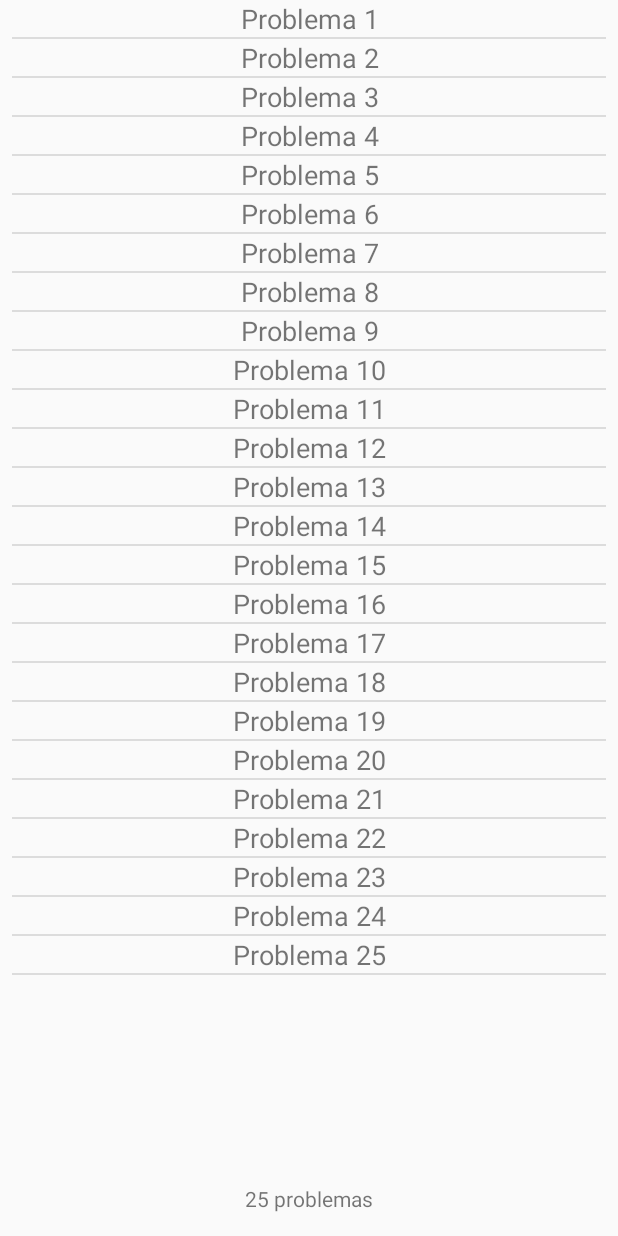
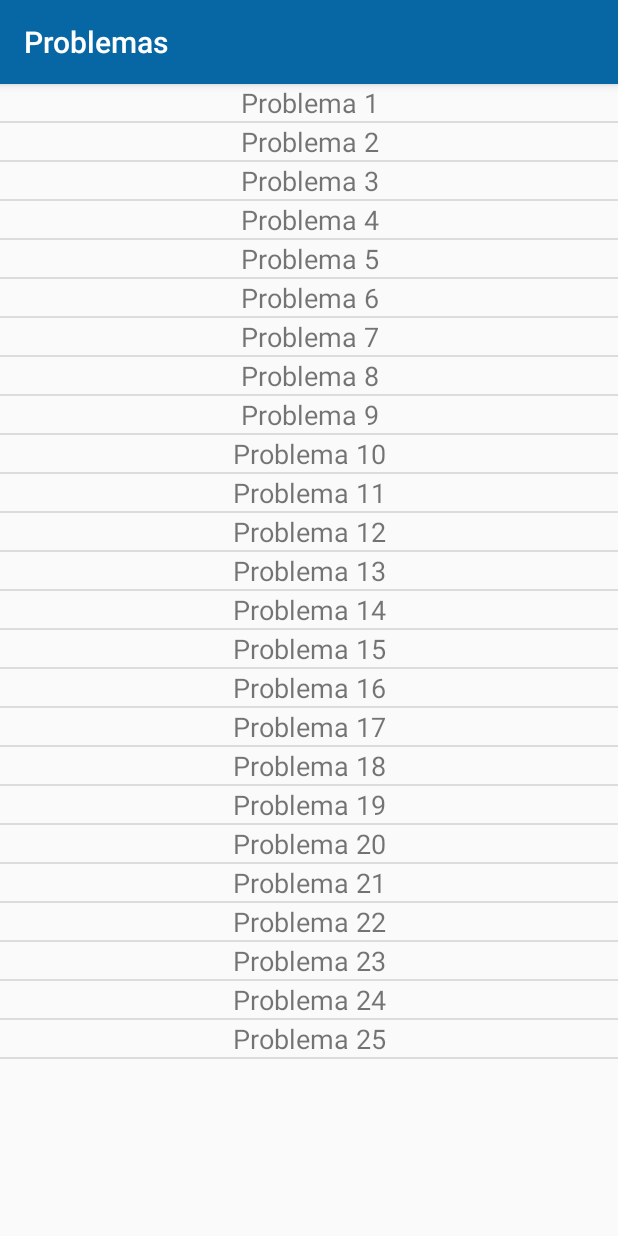
Before and after one commit to Starkblaze/OMMBC, an Android app: the List screen opened directly, with no data from a screen before it, on a phone screen of 412 x 824 dp. Run offline under Robolectric (Android 15) with nearby library versions, the phone set to English and light mode, and no system bars.

Commit message:
Mejoramiento Estilo

```diff
--- a/app/src/main/java/com/example/stark/ommbc/List.java
+++ b/app/src/main/java/com/example/stark/ommbc/List.java
@@ -1,17 +1,14 @@
 package com.example.stark.ommbc;
 
-import android.content.Context;
 import android.content.Intent;
+import android.support.v7.widget.Toolbar;
 import android.support.v7.app.AppCompatActivity;
 import android.os.Bundle;
 import android.view.View;
 import android.widget.AdapterView;
 import android.widget.ArrayAdapter;
-import android.widget.Button;
 import android.widget.ListView;
 import android.widget.TextView;
-import android.widget.Toast;
-
 import java.util.ArrayList;
 
 public class List extends AppCompatActivity {
@@ -20,12 +17,14 @@ public class List extends AppCompatActivity {
     protected void onCreate(Bundle savedInstanceState) {
         super.onCreate(savedInstanceState);
         setContentView(R.layout.activity_list);
+        Toolbar myToolbar = (Toolbar) findViewById(R.id.my_toolbar);
+        myToolbar.setTitle("Problemas");
+        setSupportActionBar(myToolbar);
         ArrayList<String> list = new ArrayList<String>();
         for(int i = 0; i < 25 ; i++){
             list.add("Problema "+(i+1));
         }
         ListView prob = (ListView)findViewById(R.id.problemas);
-        TextView nprob = (TextView)findViewById(R.id.nprob);
         final ArrayAdapter<String> adapter = new ArrayAdapter<String> (this,R.layout.mylist, list);
         prob.setAdapter(adapter);
         prob.setOnItemClickListener(new AdapterView.OnItemClickListener() {
@@ -41,6 +40,5 @@ public class List extends AppCompatActivity {
                 startActivity(pro);
             }
         });
-        nprob.setText(list.size()+" problemas");
     }
 }
--- a/app/src/main/java/com/example/stark/ommbc/MainActivity.java
+++ b/app/src/main/java/com/example/stark/ommbc/MainActivity.java
@@ -1,6 +1,7 @@
 package com.example.stark.ommbc;
 
 import android.content.Intent;
+import android.support.v7.app.ActionBar;
 import android.support.v7.app.AppCompatActivity;
 import android.os.Bundle;
 import android.view.View;
@@ -12,7 +13,6 @@ public class MainActivity extends AppCompatActivity {
     protected void onCreate(Bundle savedInstanceState) {
         super.onCreate(savedInstanceState);
         setContentView(R.layout.activity_main);
-
         Button b = (Button)findViewById(R.id.button);
         b.setOnClickListener(new View.OnClickListener() {
             @Override
--- a/app/src/main/res/layout/activity_list.xml
+++ b/app/src/main/res/layout/activity_list.xml
@@ -4,30 +4,33 @@
     xmlns:tools="http://schemas.android.com/tools"
     android:layout_width="match_parent"
     android:layout_height="match_parent"
-    tools:context="com.example.stark.ommbc.List">
+    tools:context="com.example.stark.ommbc.List"
+    tools:layout_editor_absoluteY="25dp">
 
-    <TextView
-        android:id="@+id/nprob"
-        android:layout_width="wrap_content"
-        android:layout_height="wrap_content"
-        android:layout_marginBottom="15dp"
-        android:text="Botones"
+    <android.support.v7.widget.Toolbar
+        android:id="@+id/my_toolbar"
+        android:layout_width="0dp"
+        android:layout_height="56dp"
+        android:background="#0767A4"
+        android:elevation="4dp"
+        android:theme="@style/ToolBarStyle"
+        app:layout_constraintBottom_toTopOf="@+id/problemas"
+        app:layout_constraintEnd_toEndOf="parent"
+        app:layout_constraintStart_toStartOf="parent"
+        app:layout_constraintTop_toTopOf="parent"
+        app:popupTheme="@style/ThemeOverlay.AppCompat.Light" />
+
+    <ListView
+        android:id="@+id/problemas"
+        android:layout_width="0dp"
+        android:layout_height="0dp"
+        android:overScrollMode="never"
+        android:scrollbarSize="2dp"
+        android:scrollbarThumbVertical="@drawable/scroll_vertical_thumb"
+        android:verticalScrollbarPosition="left"
         app:layout_constraintBottom_toBottomOf="parent"
         app:layout_constraintEnd_toEndOf="parent"
         app:layout_constraintStart_toStartOf="parent"
-        app:layout_constraintTop_toBottomOf="@+id/problemas" />
-
-    <ListView
-        android:id="@+id/problemas"
-        android:layout_width="match_parent"
-        android:layout_height="0dp"
-        android:layout_marginBottom="8dp"
-        android:layout_marginEnd="8dp"
-        android:layout_marginStart="8dp"
-        android:layout_marginTop="0dp"
-        app:layout_constraintBottom_toTopOf="@+id/nprob"
-        app:layout_constraintEnd_toEndOf="parent"
-        app:layout_constraintStart_toStartOf="parent"
-        app:layout_constraintTop_toTopOf="parent" />
+        app:layout_constraintTop_toBottomOf="@+id/my_toolbar" />
 
 </android.support.constraint.ConstraintLayout>
--- a/app/src/main/res/values/styles.xml
+++ b/app/src/main/res/values/styles.xml
@@ -3,9 +3,15 @@
     <!-- Base application theme. -->
     <style name="AppTheme" parent="Theme.AppCompat.Light.NoActionBar">
         <!-- Customize your theme here. -->
-        <item name="colorPrimary">@color/colorPrimary</item>
-        <item name="colorPrimaryDark">#003E5E</item>
+        <item name="colorPrimary">#0767A4</item>
+        <item name="colorPrimaryDark">#075A8E</item>
         <item name="colorAccent">@color/colorAccent</item>
+    </style>
+
+    <style name="ToolBarStyle" parent="Theme.AppCompat">
+        <item name="android:textColorPrimary">#FFFFFF</item>
+        <item name="android:textColorSecondary">#FFFFFF</item>
+        <item name="actionMenuTextColor">#FFFFFF</item>
     </style>
 
     <style name="AppTheme.NoActionBar">
```
